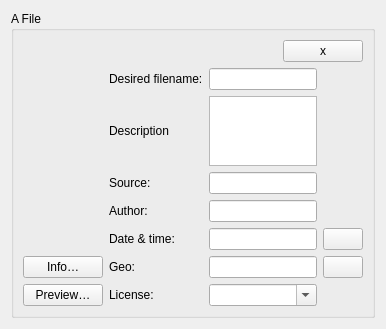
Old version of the form commonsimgwidget.ui in the repository Athantor/imup.
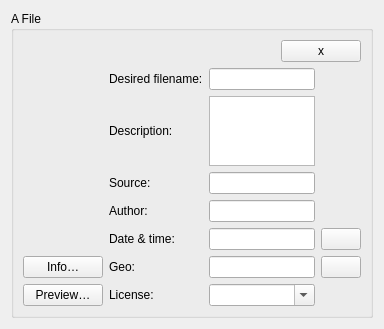
New version of the form.

What changed in the file:
```diff
--- a/commonsimgwidget.ui
+++ b/commonsimgwidget.ui
@@ -6,7 +6,7 @@
    <rect>
     <x>0</x>
     <y>0</y>
-    <width>386</width>
+    <width>384</width>
     <height>305</height>
    </rect>
   </property>
@@ -114,7 +114,7 @@
         <item row="2" column="1">
          <widget class="QLabel" name="label_7">
           <property name="text">
-           <string>Description</string>
+           <string>Description:</string>
           </property>
           <property name="buddy">
            <cstring>FileDescTxtEdit</cstring>
@@ -122,7 +122,13 @@
          </widget>
         </item>
         <item row="2" column="2">
-         <widget class="QTextEdit" name="FileDescTxtEdit"/>
+         <widget class="QTextEdit" name="FileDescTxtEdit">
+          <property name="font">
+           <font>
+            <family>Monospace</family>
+           </font>
+          </property>
+         </widget>
         </item>
         <item row="7" column="0">
          <widget class="QPushButton" name="pushButton_2">
```
